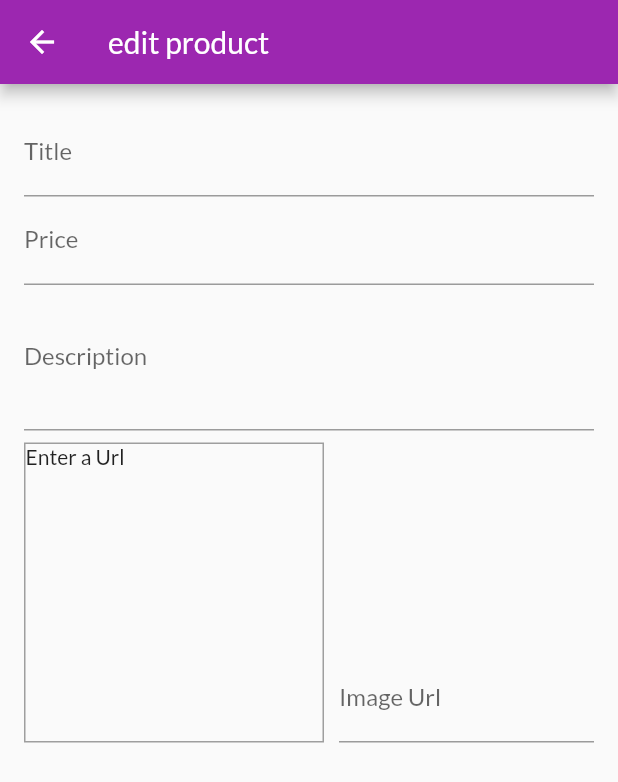
After one commit to MeTi-DeV/ShopApp-part2, a Flutter app: the EditProductsScreen screen opened by its route, on a phone screen of 412 x 824 dp. The commit adds this screen. Shown: the top 782 px of the screen. Run offline on Flutter 3.47's test engine with Material 2 defaults, Android fonts, the phone set to English and light mode, and no system bars; network calls fail.

Commit message:
add Form widget for  create new product

```diff
--- a/lib/main.dart
+++ b/lib/main.dart
@@ -8,6 +8,7 @@ import './screens/overview_products_screen.dart';
 import './screens/orders_screen.dart';
 import './screens/cart_screen.dart';
 import './screens/user_products_screen.dart';
+import './screens/edit_products_screen.dart';
 
 void main() {
   runApp(MyApp());
@@ -40,6 +41,7 @@ class MyApp extends StatelessWidget {
           CartScreen.routeName: (ctx) => CartScreen(),
           OrdersScreen.routeName: (ctx) => OrdersScreen(),
           UserProductsScreen.routeName: (ctx) => UserProductsScreen(),
+          EditProductsScreen.routeName: (ctx) => EditProductsScreen(),
         },
       ),
     );
--- /dev/null
+++ b/lib/screens/edit_products_screen.dart
@@ -0,0 +1,119 @@
+import 'package:flutter/material.dart';
+//comment 1 : create a statefulWidget for changeable Form
+class EditProductsScreen extends StatefulWidget {
+  static const routeName = 'edit_product';
+  @override
+  _EditProductsScreenState createState() => _EditProductsScreenState();
+}
+
+class _EditProductsScreenState extends State<EditProductsScreen> {
+  //comment 6 : create a new variable for choose image
+  final _imageUrlController = TextEditingController();
+//comment 2 : use FocusNode for change between textFields by click on next button on keyboard for this form
+  final _priceFocuNode = FocusNode();
+  final _descriptionNode = FocusNode();
+  final _imageUrlFocuNode = FocusNode();
+  @override
+  void initState() {
+    _imageUrlFocuNode.addListener(_updateImageUrl);
+
+    super.initState();
+  }
+
+  @override
+    //comment 3 : use dispose() for destroy the data when we complated all text fields and tap on back button on data wil wipe by dispose
+  void dispose() {
+    _priceFocuNode.dispose();
+    _descriptionNode.dispose();
+    _imageUrlController.dispose();
+    _imageUrlFocuNode.dispose();
+    _imageUrlFocuNode.removeListener(_updateImageUrl);
+    super.dispose();
+  }
+//comment 7 : create a new function for update image pleace without click on done button on keyboard and use each text fields image will update
+  void _updateImageUrl() {
+    if (!_imageUrlFocuNode.hasFocus) {
+
+    setState(() {});
+    }
+  }
+
+  @override
+  Widget build(BuildContext context) {
+    return Scaffold(
+      appBar: AppBar(
+        title: Text('edit product'),
+      ),
+      body: Padding(
+        padding: const EdgeInsets.all(16),
+        child: Form(
+          child: ListView(
+            children: [
+              TextFormField(
+                decoration: InputDecoration(
+                  labelText: 'Title',
+                ),
+                textInputAction: TextInputAction.next,
+                //comment 5 : for use addressfield use FocusScope.of(context).requestFocus(_priceFocuNode) call FocusNodes
+                onFieldSubmitted: (_) =>
+
+                    FocusScope.of(context).requestFocus(_priceFocuNode),
+              ),
+              TextFormField(
+                decoration: InputDecoration(
+                  labelText: 'Price',
+                ),
+                keyboardType: TextInputType.number,
+                //comment 4 : define our FocusNodes as focusNode here for change between fields
+                focusNode: _priceFocuNode,
+                onFieldSubmitted: (_) =>
+                    FocusScope.of(context).requestFocus(_descriptionNode),
+              ),
+              TextFormField(
+                maxLines: 3,
+                decoration: InputDecoration(
+                  labelText: 'Description',
+                ),
+                keyboardType: TextInputType.multiline,
+              ),
+              Row(
+                crossAxisAlignment: CrossAxisAlignment.end,
+                children: [
+                  Container(
+                    margin: EdgeInsets.only(top: 8, right: 10),
+                    height:200,
+                    width: 200,
+                    decoration: BoxDecoration(
+                        border: Border.all(width: 1, color: Colors.grey)),
+                    child: _imageUrlController.text.isEmpty
+                        ? Text('Enter a Url')
+                        : FittedBox(
+                            child: Image.network(
+                              _imageUrlController.text,
+                              fit: BoxFit.cover,
+                            ),
+                          ),
+                  ),
+                  Expanded(
+                    child: TextFormField(
+                      decoration: InputDecoration(labelText: 'Image Url'),
+
+                      keyboardType: TextInputType.url,
+                      textInputAction: TextInputAction.done,
+                      controller: _imageUrlController,
+                      focusNode: _imageUrlFocuNode,
+                      //comment 8 : for show image changes by this property and set it on setState((){}) for show image
+                      onEditingComplete: () {
+                        setState(() {});
+                      },
+                    ),
+                  ),
+                ],
+              ),
+            ],
+          ),
+        ),
+      ),
+    );
+  }
+}
--- a/lib/screens/user_products_screen.dart
+++ b/lib/screens/user_products_screen.dart
@@ -3,7 +3,7 @@ import 'package:my_shop/widgets/user_product_item.dart';
 import '../providers/products.dart';
 import '../widgets/main_drawer.dart';
 import 'package:provider/provider.dart';
-
+import '../screens/edit_products_screen.dart';
 class UserProductsScreen extends StatelessWidget {
   static const routeName = '/user-product';
   @override
@@ -14,7 +14,7 @@ class UserProductsScreen extends StatelessWidget {
       appBar: AppBar(
         actions: [
           IconButton(
-            onPressed: () {},
+            onPressed: () =>Navigator.of(context).pushNamed(EditProductsScreen.routeName),
             icon: Icon(Icons.add),
           ),
         ],
```
Also changed, not shown: 1 other file.
